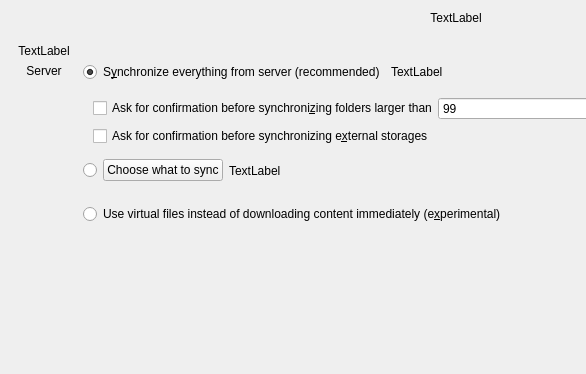
Old version of the form src/gui/wizard/owncloudadvancedsetuppage.ui in the repository nextcloud/desktop; both pictures show x 0 to 586 and y 0 to 374 of the 912 by 633 pixel window.
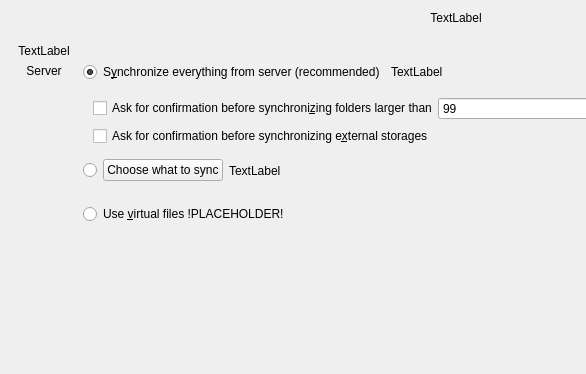
New version of the form.

Commit message: Change Windows virtual files description to tech preview

```diff
--- a/src/gui/wizard/owncloudadvancedsetuppage.ui
+++ b/src/gui/wizard/owncloudadvancedsetuppage.ui
@@ -238,7 +238,7 @@
              </sizepolicy>
             </property>
             <property name="text">
-             <string>Use virtual files instead of downloading content immediately (e&amp;xperimental)</string>
+             <string notr="true">Use &amp;virtual files !PLACEHOLDER!</string>
             </property>
             <property name="checkable">
              <bool>false</bool>
```
The commit also changes 2 other files.
